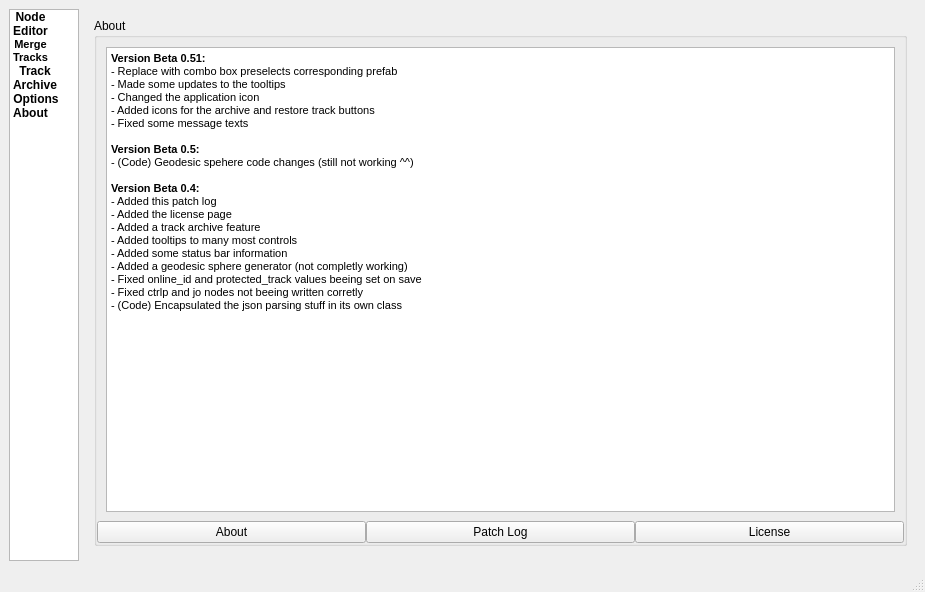
The window that mainwindow.ui (lephro/VeloTrackEditToolbox) describes before a commit, drawn with Qt 5.
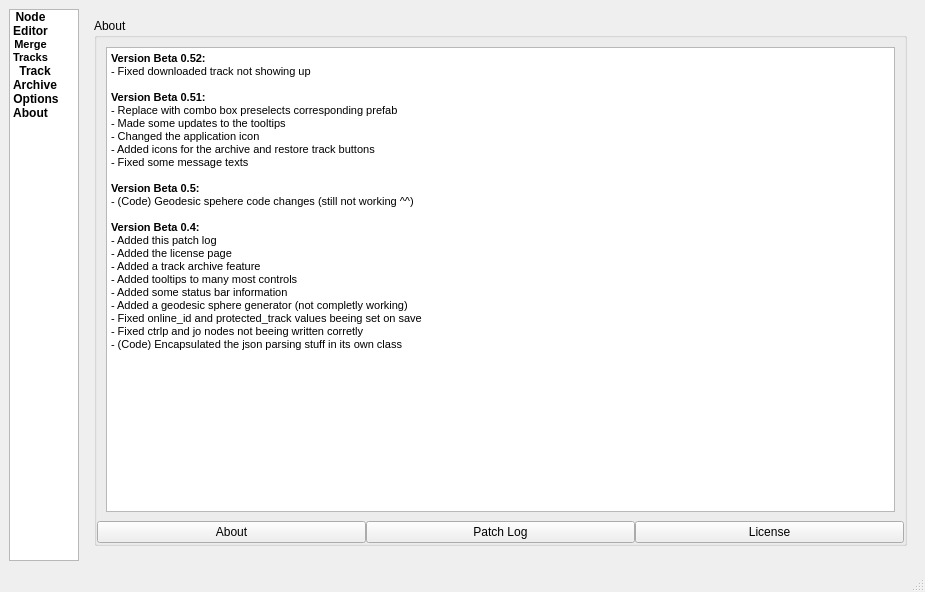
The same window after the commit. The open tabs and pages were chosen to show the change. Icons and pictures are not drawn.

The edit to the form file:
```diff
--- a/mainwindow.ui
+++ b/mainwindow.ui
@@ -1500,6 +1500,9 @@
 &lt;html&gt;&lt;head&gt;&lt;meta name=&quot;qrichtext&quot; content=&quot;1&quot; /&gt;&lt;style type=&quot;text/css&quot;&gt;
 p, li { white-space: pre-wrap; }
 &lt;/style&gt;&lt;/head&gt;&lt;body style=&quot; font-family:'MS Shell Dlg 2'; font-size:8.25pt; font-weight:400; font-style:normal;&quot;&gt;
+&lt;p style=&quot; margin-top:0px; margin-bottom:0px; margin-left:0px; margin-right:0px; -qt-block-indent:0; text-indent:0px;&quot;&gt;&lt;span style=&quot; font-weight:600;&quot;&gt;Version Beta 0.52:&lt;/span&gt;&lt;/p&gt;
+&lt;p style=&quot; margin-top:0px; margin-bottom:0px; margin-left:0px; margin-right:0px; -qt-block-indent:0; text-indent:0px;&quot;&gt;- Fixed downloaded track not showing up&lt;/p&gt;
+&lt;p style=&quot;-qt-paragraph-type:empty; margin-top:0px; margin-bottom:0px; margin-left:0px; margin-right:0px; -qt-block-indent:0; text-indent:0px; font-weight:600;&quot;&gt;&lt;br /&gt;&lt;/p&gt;
 &lt;p style=&quot; margin-top:0px; margin-bottom:0px; margin-left:0px; margin-right:0px; -qt-block-indent:0; text-indent:0px;&quot;&gt;&lt;span style=&quot; font-weight:600;&quot;&gt;Version Beta 0.51:&lt;/span&gt;&lt;/p&gt;
 &lt;p style=&quot; margin-top:0px; margin-bottom:0px; margin-left:0px; margin-right:0px; -qt-block-indent:0; text-indent:0px;&quot;&gt;- Replace with combo box preselects corresponding prefab&lt;/p&gt;
 &lt;p style=&quot; margin-top:0px; margin-bottom:0px; margin-left:0px; margin-right:0px; -qt-block-indent:0; text-indent:0px;&quot;&gt;- Made some updates to the tooltips&lt;/p&gt;
```
Left out of the diff: 2 changed lines with no effect on the pictures.
